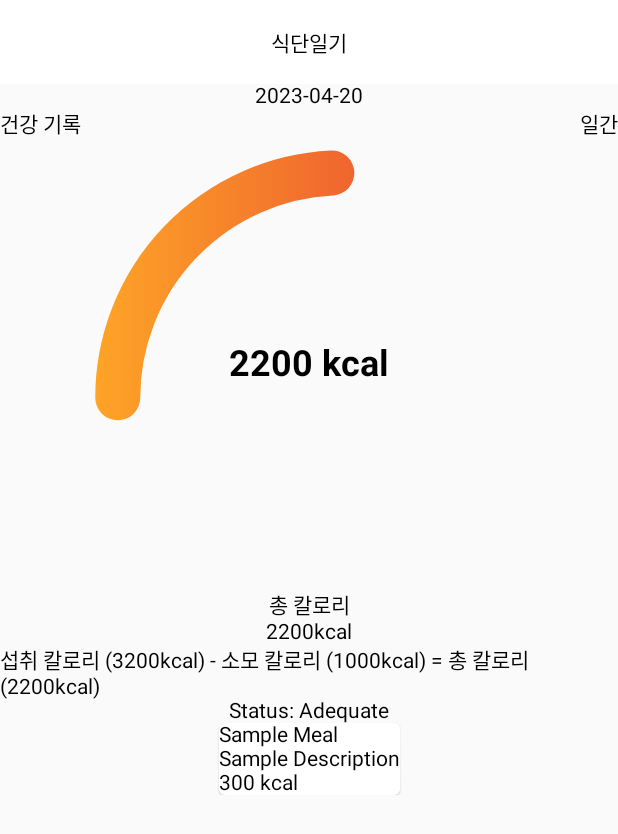
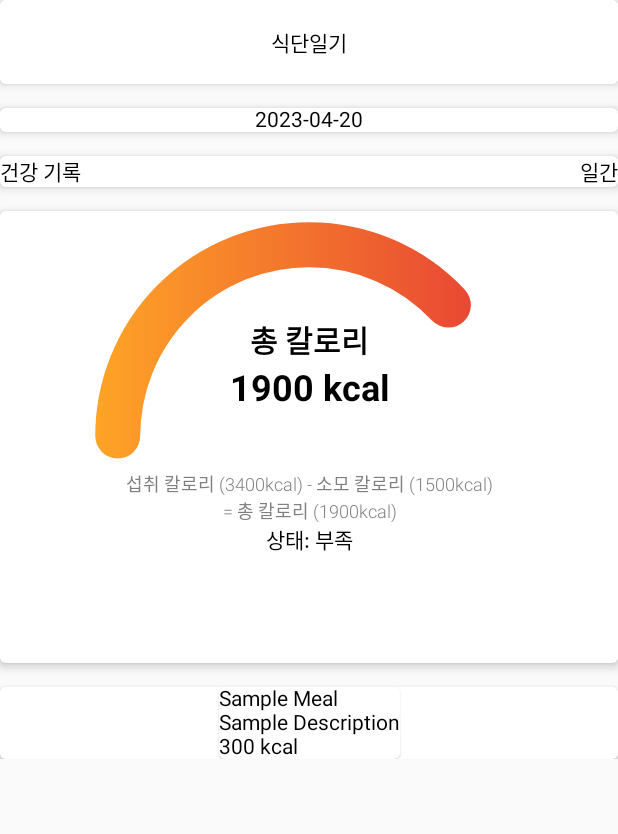
Before and after one commit to zhujack26/healthone, an Android app built with Jetpack Compose: the MealPlanPage screen opened through its navigation route, on a phone screen of 412 x 824 dp. Shown: the top 834 px of the screen. Run offline under Robolectric (Android 15) with nearby library versions, the phone set to English and light mode, and no system bars.

Commit message:
feat: 식단관리페이지 그래프 및 카드이미지 수정

```diff
--- a/mobile/app/src/main/java/com/secui/healthone/compose/MealPlanPage.kt
+++ b/mobile/app/src/main/java/com/secui/healthone/compose/MealPlanPage.kt
@@ -1,19 +1,19 @@
 package com.secui.healthone.compose
 
-import androidx.compose.foundation.layout.Arrangement
-import androidx.compose.foundation.layout.Column
-import androidx.compose.foundation.layout.Row
-import androidx.compose.foundation.layout.fillMaxWidth
+import androidx.compose.foundation.layout.*
 import androidx.compose.material.Text
 import androidx.compose.runtime.*
 import androidx.compose.ui.Alignment
 import androidx.compose.ui.Modifier
 import androidx.compose.ui.platform.LocalContext
+import androidx.compose.ui.unit.dp
 import com.secui.healthone.dataclass.Meal
 import com.secui.healthone.repository.CaloriesData
 import com.secui.healthone.repository.fetchCaloriesData
 import com.secui.healthone.ui.mealplanpage.*
 import kotlinx.coroutines.launch
+import androidx.compose.material.Card
+import androidx.compose.material.Surface
 
 @Composable
 fun MealPlanPage() {
@@ -32,46 +32,71 @@ fun MealPlanPage() {
         val updatedIntakeCalories = caloriesData!!.intakeCalories
         val updatedBurnedCalories = caloriesData!!.burnedCalories
         val updatedTotalCalories = caloriesData!!.totalCalories
+        val updatedRecommendedCalories = caloriesData!!.recommendedCalories
 
         Column(
             modifier = Modifier.fillMaxWidth(),
             horizontalAlignment = Alignment.CenterHorizontally
         ) {
-            // TopBar 컴포넌트
+            Card(modifier = Modifier.fillMaxWidth(), elevation = 4.dp) {
+                Column(
+                    modifier = Modifier.fillMaxWidth(),
+                    horizontalAlignment = Alignment.CenterHorizontally
+                ) {
                     TopBar()
+                }
+            }
 
-            // 날짜 컴포넌트
+            Spacer(modifier = Modifier.height(16.dp))
+
+            Card(modifier = Modifier.fillMaxWidth(), elevation = 4.dp) {
+                Column(
+                    modifier = Modifier.fillMaxWidth(),
+                    horizontalAlignment = Alignment.CenterHorizontally
+                ) {
                     DateComponent()
+                }
+            }
 
+            Spacer(modifier = Modifier.height(16.dp))
+
+            Card(modifier = Modifier.fillMaxWidth(), elevation = 4.dp) {
                 Row(
                     modifier = Modifier.fillMaxWidth(),
                     horizontalArrangement = Arrangement.SpaceBetween
                 ) {
-                // 건강 기록 텍스트
                     Text("건강 기록", modifier = Modifier.align(Alignment.CenterVertically))
-
-                // 일간, 주간, 월간 선택 컴포넌트
                     TimeIntervalSelector()
                 }
+            }
 
+            Spacer(modifier = Modifier.height(16.dp))
 
-            // 그래프 컴포넌트
-            CircularGraph(totalCalories = updatedTotalCalories, recommendedCalories = 4540)
+            Card(modifier = Modifier.fillMaxWidth(), elevation = 4.dp) {
+                Column(
+                    modifier = Modifier.fillMaxWidth(),
+                    horizontalAlignment = Alignment.CenterHorizontally
+                ) {
+                    CircularGraph(
+                        intakeCalories = updatedIntakeCalories,
+                        burnedCalories = updatedBurnedCalories,
+                        totalCalories = updatedTotalCalories,
+                        recommendedCalories = updatedRecommendedCalories,
+                        modifier = Modifier.padding(bottom = 1.dp)
+                    )
+                }
+            }
 
-            // 총 칼로리 텍스트
-            Text("총 칼로리")
+            Spacer(modifier = Modifier.height(16.dp))
 
-            // 3300kcal 텍스트
-            Text("${updatedTotalCalories}kcal")
-
-            // 섭취 칼로리 - 소모 칼로리 = 총 칼로리 텍스트
-            Text("섭취 칼로리 (${updatedIntakeCalories}kcal) - 소모 칼로리 (${updatedBurnedCalories}kcal) = 총 칼로리 (${updatedTotalCalories}kcal)")
-
-            // 총 칼로리에 따른 상태 텍스트 컴포넌트
-            CalorieStatus()
-
-            // MealCard 컴포넌트
+            Card(modifier = Modifier.fillMaxWidth(), elevation = 4.dp) {
+                Column(
+                    modifier = Modifier.fillMaxWidth(),
+                    horizontalAlignment = Alignment.CenterHorizontally
+                ) {
                     MealCard(meal)
+                }
+            }
         }
     } else {
         // 데이터를 불러오는 동안 표시할 로딩 인디케이터 등을 여기에 작성합니다.
--- a/mobile/app/src/main/java/com/secui/healthone/repository/MealPlanPageRepository.kt
+++ b/mobile/app/src/main/java/com/secui/healthone/repository/MealPlanPageRepository.kt
@@ -5,9 +5,9 @@ import kotlinx.coroutines.delay
 suspend fun fetchCaloriesData(): CaloriesData {
     // 이 부분에 실제 API 호출을 처리하는 코드를 작성합니다.
     //예시
-    var Calorie1 = 3200
+    var Calorie1 = 3400
     // Calorie1 = api.intakeCalories
-    var Calorie2 = 1000
+    var Calorie2 = 1500
     // Calorie2 = api.burnedCalories
     var Calorie3 = Calorie1 - Calorie2
     // 남여, 나이에 따라 권장 칼로리 설정
--- a/mobile/app/src/main/java/com/secui/healthone/ui/mealplanpage/CalorieStatus.kt
+++ b/mobile/app/src/main/java/com/secui/healthone/ui/mealplanpage/CalorieStatus.kt
@@ -5,5 +5,5 @@ import androidx.compose.runtime.Composable
 
 @Composable
 fun CalorieStatus() {
-    Text("Status: Adequate")
+    Text("상태: 부족")
 }
--- a/mobile/app/src/main/java/com/secui/healthone/ui/mealplanpage/CircularGraph.kt
+++ b/mobile/app/src/main/java/com/secui/healthone/ui/mealplanpage/CircularGraph.kt
@@ -1,12 +1,12 @@
 package com.secui.healthone.ui.mealplanpage
 
 import androidx.compose.foundation.Canvas
-import androidx.compose.foundation.layout.Box
-import androidx.compose.foundation.layout.size
+import androidx.compose.foundation.layout.*
 import androidx.compose.material.Text
 import androidx.compose.runtime.Composable
 import androidx.compose.ui.Alignment
 import androidx.compose.ui.Modifier
+import androidx.compose.ui.draw.clipToBounds
 import androidx.compose.ui.geometry.Offset
 import androidx.compose.ui.graphics.Brush
 import androidx.compose.ui.graphics.Color
@@ -14,18 +14,22 @@ import androidx.compose.ui.graphics.StrokeCap
 import androidx.compose.ui.graphics.drawscope.Stroke
 import androidx.compose.ui.text.TextStyle
 import androidx.compose.ui.text.font.FontWeight
+import androidx.compose.ui.text.style.TextAlign
 import androidx.compose.ui.tooling.preview.Preview
+import androidx.compose.ui.unit.Dp
 import androidx.compose.ui.unit.dp
 import androidx.compose.ui.unit.sp
-
 @Composable
-fun CircularGraph(totalCalories: Int, recommendedCalories: Int, modifier: Modifier = Modifier) {
+fun CircularGraph(intakeCalories: Int, burnedCalories: Int, totalCalories: Int, recommendedCalories: Int, modifier: Modifier = Modifier) {
     val graphSize = 300.dp
     val strokeWidth = 45.dp
     val graphColors = listOf(Color(0xFFFFA726), Color(0xFFE53935))
 
-    Box(modifier = modifier.size(graphSize)) {
-        Canvas(modifier = Modifier.matchParentSize()) {
+    Box(modifier = modifier) {
+        Canvas(modifier = Modifier
+            .size(width = graphSize, height = graphSize)
+            .offset(y = (graphSize * 0f))
+        ) {
             val circleRadius = (size.minDimension - strokeWidth.toPx()) / 2
             val sweepAngle = 180f * (totalCalories.toFloat() / recommendedCalories.toFloat()).coerceAtMost(1f)
 
@@ -35,17 +39,16 @@ fun CircularGraph(totalCalories: Int, recommendedCalories: Int, modifier: Modifi
                 end = Offset(size.width, 0f)
             )
 
-
             drawArc(
                 brush = gradient,
                 startAngle = 180f,
                 sweepAngle = sweepAngle,
                 useCenter = false,
                 topLeft = Offset(
-                    (size / 2.0f).width - circleRadius.toFloat(),
-                    (size / 2.0f).height - circleRadius.toFloat()
+                    (size / 2.0f).width - circleRadius,
+                    (size / 2.0f).height - circleRadius
                 ),
-                size = size,
+                size = size.copy(width = circleRadius * 2, height = circleRadius * 2),
                 style = Stroke(width = strokeWidth.value, cap = StrokeCap.Round)
             )
         }
@@ -54,16 +57,31 @@ fun CircularGraph(totalCalories: Int, recommendedCalories: Int, modifier: Modifi
             contentAlignment = Alignment.Center,
             modifier = Modifier.matchParentSize()
         ) {
-            Text(
-                text = "$totalCalories kcal",
-                style = TextStyle(fontSize = 24.sp, fontWeight = FontWeight.Bold)
-            )
+            Column(
+                horizontalAlignment = Alignment.CenterHorizontally,
+                verticalArrangement = Arrangement.Center
+            ) {
+                Text(
+                    text = "총 칼로리",
+                    style = TextStyle(fontSize = 20.sp, fontWeight = FontWeight.Bold)
+                )
+                Spacer(modifier = Modifier.height(4.dp))
+                Text(
+                    text = "$totalCalories kcal",
+                    style = TextStyle(fontSize = 24.sp, fontWeight = FontWeight.Bold)
+                )
+                Spacer(modifier = Modifier.height(40.dp))
+
+                // 섭취 칼로리 - 소모 칼로리 = 총 칼로리 텍스트
+                Text(
+                    text = "섭취 칼로리 (${intakeCalories}kcal) - 소모 칼로리 (${burnedCalories}kcal)\n= 총 칼로리 (${totalCalories}kcal)",
+                    style = TextStyle(fontSize = 12.sp, fontWeight = FontWeight.Light, color = Color(0xFF827E7E)),
+                    textAlign = TextAlign.Center // 가운데 정렬
+                )
+
+                // 총 칼로리에 따른 상태 텍스트 컴포넌트
+                CalorieStatus()
+            }
         }
     }
 }
-
-@Preview
-@Composable
-fun CircularGraphPreview() {
-    CircularGraph(totalCalories = 3300, recommendedCalories = 3500)
-}
```
Lines whose indentation alone changed are shown as unchanged.
